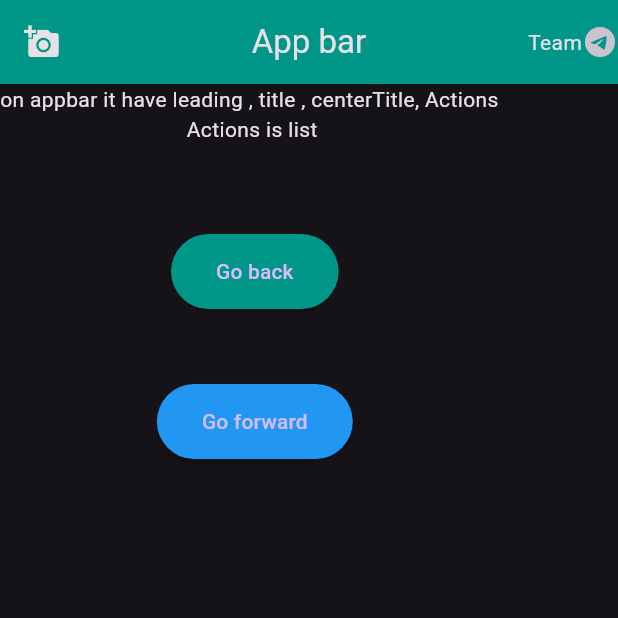
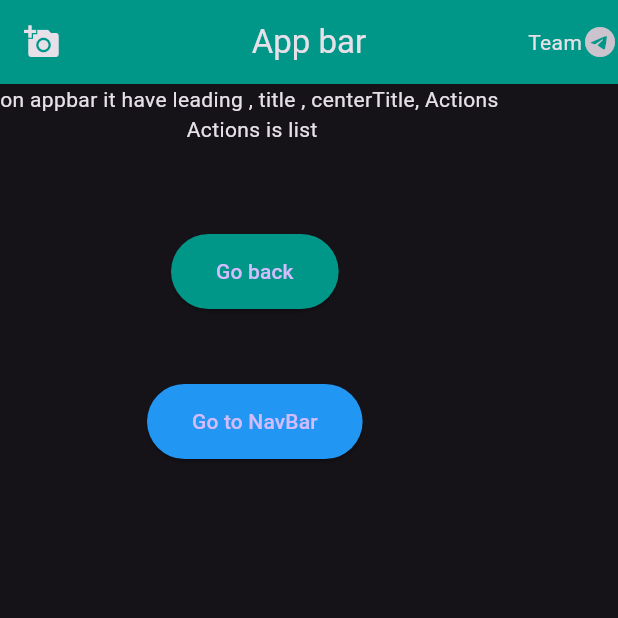
Before and after one commit to KIWOLY/flutter_basic, a Flutter app: the AppPage screen opened directly, on a phone screen of 412 x 824 dp, the top half of it. Run offline on Flutter 3.47's test engine with Material 3 defaults, Android fonts, the phone set to English and light mode, and no system bars.

```diff
--- a/basic/lib/pages/appbar.dart
+++ b/basic/lib/pages/appbar.dart
@@ -1,3 +1,4 @@
+import 'package:basic/pages/navbar.dart';
 import 'package:flutter/material.dart';
 
 class AppPage extends StatelessWidget {
@@ -28,13 +29,20 @@ class AppPage extends StatelessWidget {
             ),
             child: Text("Go back"),
           ),
-          SizedBox(height: 50,),
-          ElevatedButton(onPressed: (){},
-          style: ElevatedButton.styleFrom(
-            backgroundColor: Colors.blue,
-            padding: EdgeInsets.symmetric(horizontal: 30, vertical: 15),
+          SizedBox(height: 50),
+          ElevatedButton(
+            onPressed: () {
+              Navigator.push(
+                context,
+                MaterialPageRoute(builder: (context) => NavBarPage()),
+              );
+            },
+            style: ElevatedButton.styleFrom(
+              backgroundColor: Colors.blue,
+              padding: EdgeInsets.symmetric(horizontal: 30, vertical: 15),
+            ),
+            child: Text("Go to NavBar"),
           ),
-           child: Text("Go forward")),
         ],
       ),
     );
```
Also changed, not shown: basic/lib/pages/navbar.dart (added, +30 -0 lines).
